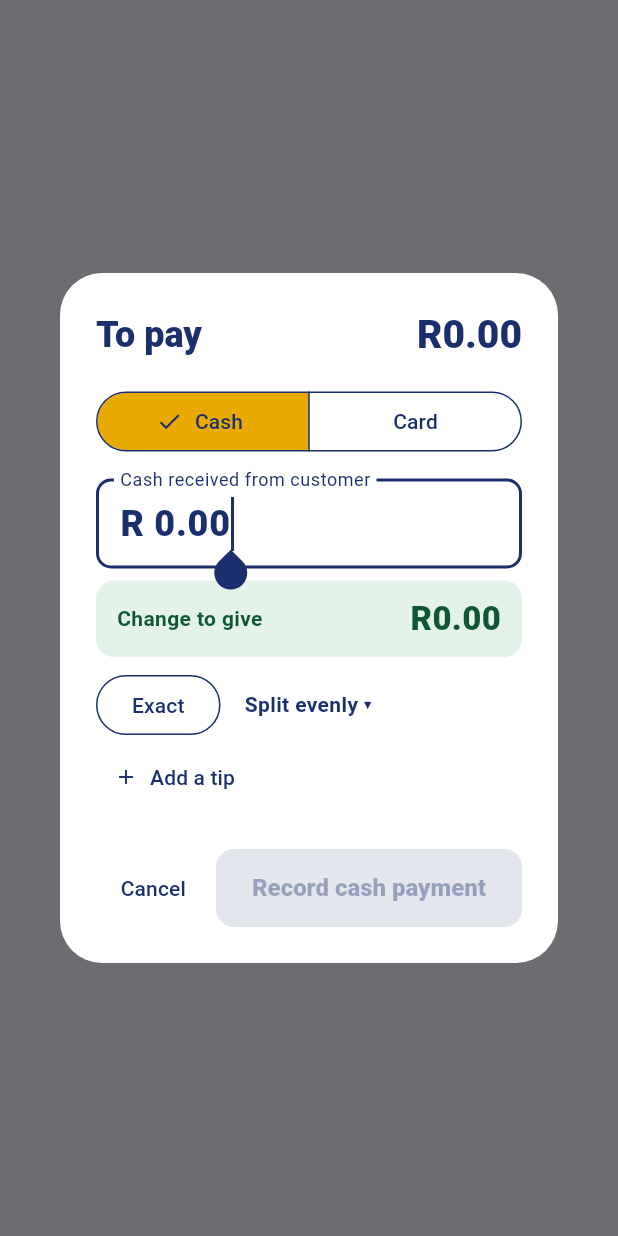
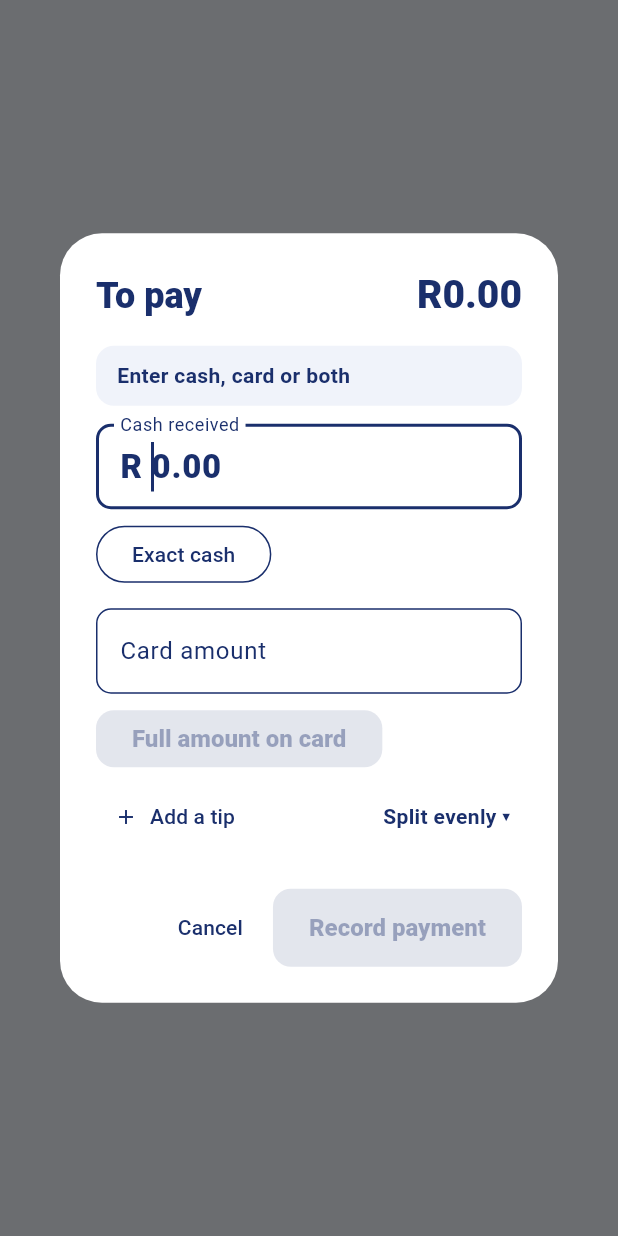
Before and after one commit to touchrestaurant-pos/restaurant-pos.github.io, a Flutter app: what showPaymentDialog() shows on an empty page, opened directly with empty values, on a phone screen of 412 x 824 dp. Run offline on Flutter 3.47's test engine with Material 3 defaults, Android fonts, the phone set to English and light mode, and no system bars; our stand-ins replace connectivity_plus, file_picker, fl_chart, hive_ce_flutter, pdf, printing and 2 more; missing offline and left inert: dart:js_interop; accounts and stored records are empty.

Commit message:
Payment window: cash and card on one screen, no over-tender on mixed payments, tested split maths
Co-Authored-By: Claude Fable 5.2 <noreply@anthropic.com>
Claude-Session: https://claude.ai/code/session_01EfTXXhq4QqtaCPGbk7mgB7

```diff
--- a/lib/data/repo.dart
+++ b/lib/data/repo.dart
@@ -160,6 +160,62 @@ class Totals {
   /// Prices include VAT, so the VAT is the part of the standard-rated total above its net price.
   double get vat => round2(total * standardShare * vatRate / (100 + vatRate));
   double get subtotal => round2(total - vat);
+}
+
+/// Result of paying a bill with cash, card or both.
+class TenderResult {
+  TenderResult({required this.payments, required this.change, required this.remaining, this.error});
+  final List<Map<String, dynamic>> payments;
+  final double change;
+
+  /// What is still owed after these payments.
+  final double remaining;
+
+  /// Set when the amounts are not allowed (for example cash + card above the bill).
+  final String? error;
+}
+
+/// Works out the payments for a bill of [due] from the cash handed over, the
+/// amount put on card and an optional tip.
+///
+/// - Cash only: more than the bill gives change.
+/// - Card (alone or with cash): the two together may never exceed the bill,
+///   so no change is ever owed on a card or mixed payment.
+/// - Less than the bill is a part payment; the rest stays owed.
+/// - The tip goes on the card when a card is used, otherwise it comes out of the cash.
+TenderResult splitTender({required double due, double cash = 0, double card = 0, double tip = 0}) {
+  due = round2(due);
+  cash = round2(max(0, cash));
+  card = round2(max(0, card));
+  tip = round2(max(0, tip));
+  TenderResult bad(String m) => TenderResult(payments: const [], change: 0, remaining: due, error: m);
+  final tipOnCard = card > 0;
+  final cashForBill = round2(max(0, cash - (tipOnCard ? 0 : tip)));
+  if (card > due + 0.005) return bad('The card amount is more than the ${money(due)} owed.');
+  if (card > 0 && cashForBill + card > due + 0.005) {
+    return bad('Cash and card together are more than the ${money(due)} owed. '
+        'Put ${money(max(0, due - cashForBill))} on the card.');
+  }
+  if (cashForBill <= 0 && card <= 0) {
+    return TenderResult(payments: const [], change: 0, remaining: due);
+  }
+  final cashApplied = round2(min(due, cashForBill));
+  final change = card > 0 ? 0.0 : round2(max(0, cashForBill - due));
+  return TenderResult(
+    payments: [
+      if (cashApplied > 0)
+        {
+          'method': 'cash',
+          'amount': cashApplied,
+          'tip': tipOnCard ? 0.0 : tip,
+          'tendered': cash,
+          'change_given': change,
+        },
+      if (card > 0) {'method': 'card_manual', 'amount': card, 'tip': tip},
+    ],
+    change: change,
+    remaining: round2(max(0, due - cashApplied - card)),
+  );
 }
 
 /// Creating and changing orders. Everything is written to the device first and
--- a/lib/screens/cashier_screen.dart
+++ b/lib/screens/cashier_screen.dart
@@ -973,13 +973,13 @@ class _OpenOrdersDialogState extends State<_OpenOrdersDialog> {
   Future<void> _pay(Map<String, dynamic> o) async {
     final id = o['id'] as String;
     var balance = OrderRepo.balance(id);
-    var no = OrderRepo.paymentsFor(id).length + 1;
     while (balance > 0.005) {
-      final p = await showPaymentDialog(context, balance, alreadyPaid: OrderRepo.paidAmount(id), paymentNo: no);
-      if (p == null) break;
-      await OrderRepo.pay(id, p);
+      final got = await showPaymentDialog(context, balance, alreadyPaid: OrderRepo.paidAmount(id));
+      if (got == null) break;
+      for (final p in got) {
+        await OrderRepo.pay(id, p);
+      }
       balance = OrderRepo.balance(id);
-      no++;
     }
     SyncService.instance.syncNow();
     if (!mounted) return;
--- a/lib/widgets/payment_dialog.dart
+++ b/lib/widgets/payment_dialog.dart
@@ -1,21 +1,18 @@
-import 'dart:math';
-
 import 'package:flutter/material.dart';
 
 import '../data/repo.dart';
 import '../theme.dart';
 
-/// One payment: cash (amount tendered and change) or manual credit card (card
-/// type, last 4 digits, slip number), with an optional tip.
+/// Payment window: cash, card or both on one screen, with an optional tip.
 ///
-/// [due] is what is still owed. With "Split bill" the cashier can take part of it
-/// now; the till then asks for the next payment. Returns null if cancelled.
-Future<Map<String, dynamic>?> showPaymentDialog(BuildContext context, double due,
-    {double alreadyPaid = 0, int paymentNo = 1}) {
-  return showDialog<Map<String, dynamic>>(
+/// [due] is what is still owed. Returns the payments taken (one or two), which
+/// may cover only part of it, or null if cancelled.
+Future<List<Map<String, dynamic>>?> showPaymentDialog(BuildContext context, double due,
+    {double alreadyPaid = 0}) {
+  return showDialog<List<Map<String, dynamic>>>(
     context: context,
     barrierDismissible: false,
-    builder: (_) => _PaymentDialog(due: due, alreadyPaid: alreadyPaid, paymentNo: paymentNo),
+    builder: (_) => _PaymentDialog(due: due, alreadyPaid: alreadyPaid),
   );
 }
 
@@ -26,9 +23,9 @@ Future<List<Map<String, dynamic>>?> collectPayments(BuildContext context, double
   var balance = round2(total);
   while (balance > 0.005) {
     final paid = taken.fold<double>(0, (s, p) => s + n(p['amount']).toDouble());
-    final p = await showPaymentDialog(context, balance, alreadyPaid: paid, paymentNo: taken.length + 1);
+    final got = await showPaymentDialog(context, balance, alreadyPaid: paid);
     if (!context.mounted) return taken.isEmpty ? null : taken;
-    if (p == null) {
+    if (got == null) {
       if (taken.isEmpty) return null;
       final keep = await showDialog<bool>(
         context: context,
@@ -45,17 +42,16 @@ Future<List<Map<String, dynamic>>?> collectPayments(BuildContext context, double
       if (keep == true) return taken;
       continue;
     }
-    taken.add(p);
-    balance = round2(balance - n(p['amount']).toDouble());
+    taken.addAll(got);
+    balance = round2(balance - got.fold<double>(0, (s, p) => s + n(p['amount']).toDouble()));
   }
   return taken;
 }
 
 class _PaymentDialog extends StatefulWidget {
-  const _PaymentDialog({required this.due, required this.alreadyPaid, required this.paymentNo});
+  const _PaymentDialog({required this.due, required this.alreadyPaid});
   final double due;
   final double alreadyPaid;
-  final int paymentNo;
 
   @override
   State<_PaymentDialog> createState() => _PaymentDialogState();
@@ -64,11 +60,8 @@ class _PaymentDialog extends StatefulWidget {
 class _PaymentDialogState extends State<_PaymentDialog> {
   late bool _cashOk;
   late bool _cardOk;
-  late String _method;
-
-  /// Cash: what the customer hands over. Card: what goes on the card.
-  /// Less than what is owed = part payment; more (cash only) = change.
-  late final TextEditingController _amount;
+  final _cash = TextEditingController();
+  final _card = TextEditingController();
   final _tip = TextEditingController();
   bool _showTip = false;
 
@@ -79,40 +72,31 @@ class _PaymentDialogState extends State<_PaymentDialog> {
     _cashOk = c?['accept_cash'] != false;
     _cardOk = c?['accept_card_manual'] != false;
     if (!_cashOk && !_cardOk) _cashOk = true;
-    _method = _cashOk ? 'cash' : 'card_manual';
-    _amount = TextEditingController(text: widget.due.toStringAsFixed(2));
   }
 
   @override
   void dispose() {
-    _amount.dispose();
+    _cash.dispose();
+    _card.dispose();
     _tip.dispose();
     super.dispose();
   }
 
-  double _num(TextEditingController c) => double.tryParse(c.text.replaceAll(',', '.')) ?? 0;
-  bool get _cash => _method == 'cash';
-  double get _entered => round2(max(0, _num(_amount)));
-  double get _tipValue => round2(max(0, _num(_tip)));
+  double _num(TextEditingController c) => double.tryParse(c.text.trim().replaceAll(',', '.')) ?? 0;
+  double get _tipValue => _num(_tip) < 0 ? 0 : round2(_num(_tip));
+  TenderResult get _result =>
+      splitTender(due: widget.due, cash: _num(_cash), card: _num(_card), tip: _tipValue);
 
-  /// How much of the bill this payment covers.
-  double get _applied =>
-      round2(max(0, min(widget.due, _cash ? _entered - _tipValue : _entered)));
-  double get _change => _cash ? round2(max(0, _entered - _tipValue - widget.due)) : 0;
-  double get _remaining => round2(max(0, widget.due - _applied));
-  bool get _valid => _applied > 0;
+  /// What cash covers of the bill, used to work out "balance on card".
+  double get _cashPart => splitTender(due: widget.due, cash: _num(_cash), tip: _num(_card) > 0 ? 0 : _tipValue)
+      .payments
+      .fold<double>(0, (s, p) => s + n(p['amount']).toDouble());
 
-  void _confirm() {
-    final base = {'method': _method, 'amount': _applied, 'tip': _tipValue};
-    if (_cash) {
-      Navigator.pop(context, {...base, 'tendered': _entered, 'change_given': _change});
-    } else {
-      Navigator.pop(context, base);
-    }
-  }
+  void _setCash(double v) => setState(() => _cash.text = v.toStringAsFixed(2));
+  void _setCard(double v) => setState(() => _card.text = v <= 0 ? '' : v.toStringAsFixed(2));
 
-  List<double> _quick() {
-    final d = widget.due + _tipValue;
+  List<double> _notes() {
+    final d = widget.due;
     final set = <double>{
       (d / 10).ceil() * 10.0,
       (d / 50).ceil() * 50.0,
@@ -122,16 +106,36 @@ class _PaymentDialogState extends State<_PaymentDialog> {
     return set.where((v) => v > d).toList()..sort();
   }
 
-  void _set(double v) => setState(() => _amount.text = v.toStringAsFixed(2));
-
+  /// One person's share goes into the box being used; the next person pays on the next screen.
   void _splitEvenly(int people) {
     final share = (widget.due / people * 100).ceil() / 100;
-    _set(min(share, widget.due) + (_cash ? _tipValue : 0));
+    final v = share > widget.due ? widget.due : share;
+    if (_cardOk && (!_cashOk || (_num(_card) > 0 && _num(_cash) <= 0))) {
+      _cash.clear();
+      _setCard(v);
+    } else {
+      _card.clear();
+      _setCash(v);
+    }
   }
 
   @override
   Widget build(BuildContext context) {
-    final part = _remaining > 0.005;
+    final r = _result;
+    final cashOnCard = round2(widget.due - _cashPart); // balance a card would need to cover
+    final nothing = r.payments.isEmpty && r.error == null;
+    final part = !nothing && r.error == null && r.remaining > 0.005;
+
+    Widget amountField(TextEditingController c, String label, {bool focus = false}) => TextField(
+          controller: c,
+          autofocus: focus,
+          keyboardType: const TextInputType.numberWithOptions(decimal: true),
+          onChanged: (_) => setState(() {}),
+          onTap: () => c.selection = TextSelection(baseOffset: 0, extentOffset: c.text.length),
+          style: const TextStyle(fontSize: 22, fontWeight: FontWeight.w800),
+          decoration: InputDecoration(labelText: label, prefixText: 'R ', hintText: '0.00', isDense: true),
+        );
+
     return AlertDialog(
       title: Row(
         mainAxisAlignment: MainAxisAlignment.spaceBetween,
@@ -150,59 +154,80 @@ class _PaymentDialogState extends State<_PaymentDialog> {
             children: [
               if (widget.alreadyPaid > 0)
                 Padding(
-                  padding: const EdgeInsets.only(bottom: 10),
+                  padding: const EdgeInsets.only(bottom: 8),
                   child: Text('Already paid ${money(widget.alreadyPaid)}',
                       style: const TextStyle(color: Brand.muted, fontWeight: FontWeight.w600)),
                 ),
-              SegmentedButton<String>(
-                segments: [
-                  if (_cashOk) const ButtonSegment(value: 'cash', label: Text('Cash')),
-                  if (_cardOk) const ButtonSegment(value: 'card_manual', label: Text('Card')),
+              // Result first, so it is always in view.
+              if (r.error != null)
+                _box(const Color(0xFFFDE7EA), Brand.red, r.error!, null)
+              else if (nothing)
+                _box(const Color(0xFFF0F3FA), Brand.navy, 'Enter cash, card or both', null)
+              else if (part)
+                _box(const Color(0xFFFFF4D6), const Color(0xFF7A4B00), 'Balance still to pay', money(r.remaining))
+              else if (r.change > 0)
+                _box(const Color(0xFFE3F3EA), const Color(0xFF0F5733), 'Change to give', money(r.change))
+              else
+                _box(const Color(0xFFE3F3EA), const Color(0xFF0F5733), 'Paid in full', 'No change'),
+              const SizedBox(height: 12),
+              if (_cashOk) ...[
+                amountField(_cash, 'Cash received', focus: true),
+                const SizedBox(height: 6),
+                Wrap(spacing: 8, runSpacing: 6, children: [
+                  OutlinedButton(
+                    style: OutlinedButton.styleFrom(minimumSize: const Size(0, 38)),
+                    onPressed: () {
+                      _card.clear();
+                      _setCash(widget.due + _tipValue);
+                    },
+                    child: const Text('Exact cash'),
+                  ),
+                  for (final v in _notes())
+                    OutlinedButton(
+                      style: OutlinedButton.styleFrom(minimumSize: const Size(0, 38)),
+                      onPressed: () {
+                        _card.clear();
+                        _setCash(v);
+                      },
+                      child: Text('R${v.toStringAsFixed(0)}'),
+                    ),
+                ]),
+                const SizedBox(height: 12),
               ],
-                selected: {_method},
-                onSelectionChanged: (s) => setState(() {
-                  _method = s.first;
-                  // A card can never be charged more than what is owed.
-                  if (!_cash && _entered > widget.due) _amount.text = widget.due.toStringAsFixed(2);
-                }),
+              if (_cardOk) ...[
+                amountField(_card, 'Card amount', focus: !_cashOk),
+                const SizedBox(height: 6),
+                Align(
+                  alignment: Alignment.centerLeft,
+                  child: FilledButton.tonal(
+                    style: FilledButton.styleFrom(minimumSize: const Size(0, 38)),
+                    onPressed: cashOnCard <= 0.005
+                        ? null
+                        : () {
+                            // Cash above the bill cannot be mixed with card.
+                            if (_num(_cash) > widget.due) _cash.clear();
+                            _setCard(round2(widget.due - (_num(_cash) > widget.due ? 0 : _cashPart)));
+                          },
+                    child: Text(_cashPart > 0 && cashOnCard > 0.005
+                        ? 'Balance ${money(cashOnCard)} on card'
+                        : 'Full amount on card'),
                   ),
-              const SizedBox(height: 14),
-              TextField(
-                controller: _amount,
-                autofocus: true,
-                keyboardType: const TextInputType.numberWithOptions(decimal: true),
-                onChanged: (_) => setState(() {}),
-                onTap: () => _amount.selection = TextSelection(baseOffset: 0, extentOffset: _amount.text.length),
-                style: const TextStyle(fontSize: 24, fontWeight: FontWeight.w800),
-                decoration: InputDecoration(
-                    labelText: _cash ? 'Cash received from customer' : 'Amount on card',
-                    prefixText: 'R ',
-                    isDense: true),
                 ),
-              const SizedBox(height: 8),
-              if (part)
-                _box(const Color(0xFFFFF4D6), const Color(0xFF7A4B00), 'Balance still to pay', money(_remaining))
-              else if (_cash)
-                _box(const Color(0xFFE3F3EA), const Color(0xFF0F5733), 'Change to give', money(_change))
-              else
-                _box(const Color(0xFFE3F3EA), const Color(0xFF0F5733), 'Balance still to pay', money(0)),
-              if (!_cash && _tipValue > 0) ...[
-                const SizedBox(height: 6),
-                _box(const Color(0xFFE8EEFB), Brand.navy, 'Charge on card machine (with tip)', money(_applied + _tipValue)),
+                if (_num(_card) > 0 && _tipValue > 0)
+                  Padding(
+                    padding: const EdgeInsets.only(top: 6),
+                    child: Text('Charge ${money(_num(_card) + _tipValue)} on the card machine (includes the tip).',
+                        style: const TextStyle(fontWeight: FontWeight.w700, color: Brand.navy)),
+                  ),
               ],
-              const SizedBox(height: 8),
-              Wrap(
-                spacing: 8,
-                runSpacing: 8,
-                crossAxisAlignment: WrapCrossAlignment.center,
-                children: [
-                  OutlinedButton(
-                    onPressed: () => _set(widget.due + (_cash ? _tipValue : 0)),
-                    child: Text(_cash ? 'Exact' : 'Full amount'),
-                  ),
-                  if (_cash)
-                    for (final v in _quick())
-                      OutlinedButton(onPressed: () => _set(v), child: Text('R${v.toStringAsFixed(0)}')),
+              const SizedBox(height: 4),
+              Row(children: [
+                if (!_showTip)
+                  TextButton.icon(
+                      onPressed: () => setState(() => _showTip = true),
+                      icon: const Icon(Icons.add, size: 16),
+                      label: const Text('Add a tip')),
+                const Spacer(),
                 PopupMenuButton<int>(
                   tooltip: 'Split evenly',
                   onSelected: _splitEvenly,
@@ -214,30 +239,19 @@ class _PaymentDialogState extends State<_PaymentDialog> {
                     child: Text('Split evenly ▾', style: TextStyle(fontWeight: FontWeight.w700, color: Brand.navy)),
                   ),
                 ),
-                ],
-              ),
-              if (!_showTip)
-                Align(
-                  alignment: Alignment.centerLeft,
-                  child: TextButton.icon(
-                      onPressed: () => setState(() => _showTip = true),
-                      icon: const Icon(Icons.add, size: 16),
-                      label: const Text('Add a tip')),
-                )
-              else ...[
-                const SizedBox(height: 8),
+              ]),
+              if (_showTip)
                 TextField(
                   controller: _tip,
                   autofocus: true,
                   keyboardType: const TextInputType.numberWithOptions(decimal: true),
                   onChanged: (_) => setState(() {}),
-                  decoration: InputDecoration(
+                  decoration: const InputDecoration(
                       labelText: 'Tip',
                       prefixText: 'R ',
                       isDense: true,
-                      helperText: _cash ? 'Kept out of the cash received' : 'Added on top of the card amount'),
+                      helperText: 'Goes on the card if a card is used, otherwise it comes out of the cash'),
                 ),
-              ],
             ],
           ),
         ),
@@ -245,22 +259,20 @@ class _PaymentDialogState extends State<_PaymentDialog> {
       actions: [
         TextButton(onPressed: () => Navigator.pop(context), child: const Text('Cancel')),
         FilledButton(
-          onPressed: _valid ? _confirm : null,
-          child: Text(part
-              ? 'Take ${money(_applied)} ${_cash ? 'cash' : 'card'}, then pay ${money(_remaining)}'
-              : (_cash ? 'Record cash payment' : 'Record card payment')),
+          onPressed: r.error != null || r.payments.isEmpty ? null : () => Navigator.pop(context, r.payments),
+          child: Text(part ? 'Take this, then pay ${money(r.remaining)}' : 'Record payment'),
         ),
       ],
     );
   }
 
-  Widget _box(Color bg, Color fg, String label, String value) => Container(
+  Widget _box(Color bg, Color fg, String label, String? value) => Container(
         padding: const EdgeInsets.symmetric(horizontal: 14, vertical: 10),
         decoration: BoxDecoration(color: bg, borderRadius: BorderRadius.circular(12)),
         child: Row(
-          mainAxisAlignment: MainAxisAlignment.spaceBetween,
           children: [
-            Text(label, style: TextStyle(fontWeight: FontWeight.w700, color: fg)),
+            Expanded(child: Text(label, style: TextStyle(fontWeight: FontWeight.w700, color: fg))),
+            if (value != null)
               Text(value, style: TextStyle(fontSize: 22, fontWeight: FontWeight.w800, color: fg)),
           ],
         ),
```
Also changed, not shown: 1 other file. Lines whose indentation alone changed are shown as unchanged.
